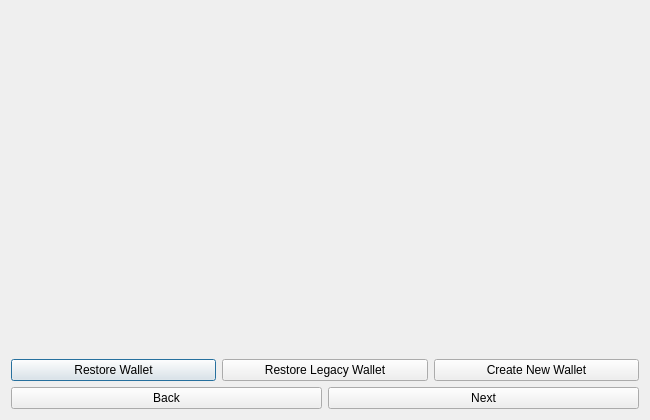
devaultcrypto/devault, file src/qt/forms/startoptionsmain.ui: the form before one commit.
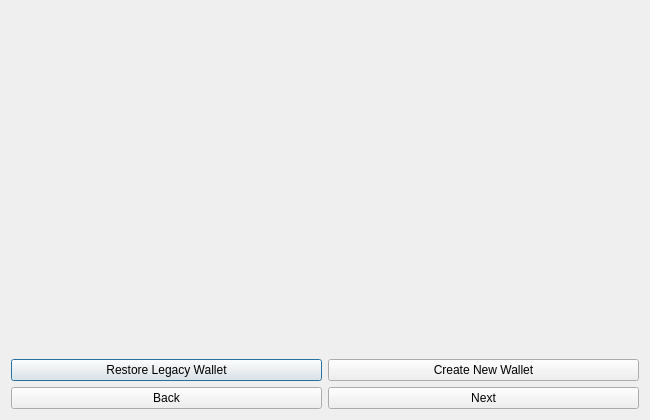
The form after the commit.

Commit message: Undo various upgrade changes for BLS so multi-wallet can be used

Patch:
```diff
--- a/src/qt/forms/startoptionsmain.ui
+++ b/src/qt/forms/startoptionsmain.ui
@@ -49,13 +49,6 @@
    </item>
    <item>
     <layout class="QHBoxLayout" name="horizontalLayout">
-     <item>
-      <widget class="QPushButton" name="RestoreWallet">
-       <property name="text">
-        <string>Restore Wallet</string>
-       </property>
-      </widget>
-     </item>
      <item>
       <widget class="QPushButton" name="RestoreLegacyWallet">
        <property name="text">
```
The commit also changes 6 other files.
